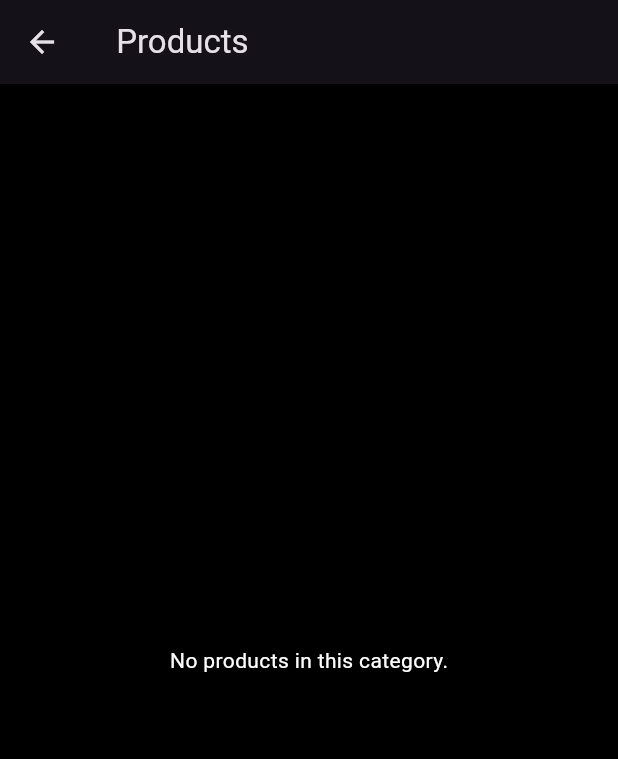
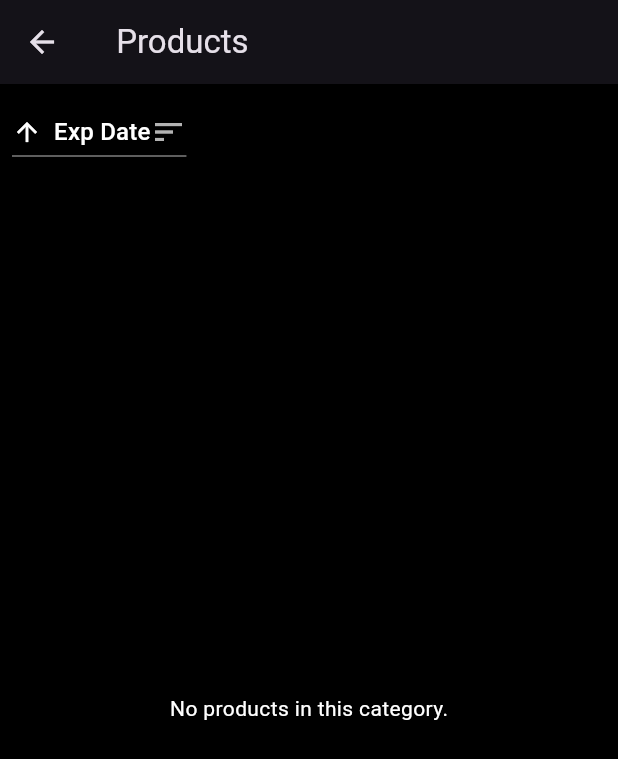
Before and after one commit to Preacher-Goldhand/pantry_mobile, a Flutter app: the CategoryScreen screen opened directly with empty values, on a phone screen of 412 x 824 dp. Shown: the top 759 px of the screen. Run offline on Flutter 3.47's test engine with Material 3 defaults, Android fonts, the phone set to English and light mode, and no system bars; missing offline and left inert: mongo_dart, qr_code_scanner.

Commit message:
Added sorting by expiration date in Category screen

```diff
--- a/lib/screens/category_screen.dart
+++ b/lib/screens/category_screen.dart
@@ -1,5 +1,3 @@
-// CategoryScreen.dart
-
 import 'package:flutter/material.dart';
 import 'package:intl/intl.dart';
 import '../utils/mongo_helper.dart';
@@ -16,11 +14,20 @@ class CategoryScreen extends StatefulWidget {
 
 class _CategoryScreenState extends State<CategoryScreen> {
   late Future<List<Product>> _productsFuture;
+  String _sortOrder = 'Ascending'; // Default sorting order
 
   @override
   void initState() {
     super.initState();
-    _productsFuture = MongoDBHelper.getProductsByCategory(widget.category);
+    _loadProducts();
+  }
+
+  void _loadProducts() {
+    // Load products with the selected sorting option
+    _productsFuture = MongoDBHelper.getProductsByCategory(
+      widget.category,
+      ascending: _sortOrder == 'Ascending', // Ascending if 'Ascending' selected
+    );
   }
 
   @override
@@ -29,7 +36,48 @@ class _CategoryScreenState extends State<CategoryScreen> {
       appBar: AppBar(
         title: Text('${widget.category} Products'),
       ),
-      body: FutureBuilder<List<Product>>(
+      body: Column(
+        crossAxisAlignment: CrossAxisAlignment.start,
+        children: [
+          // Sorting dropdown menu placed below the category title
+          Padding(
+            padding: const EdgeInsets.all(8.0),
+            child: DropdownButton<String>(
+              value: _sortOrder,
+              icon: Icon(Icons.sort),
+              onChanged: (String? newValue) {
+                setState(() {
+                  _sortOrder = newValue!;
+                  _loadProducts();  // Reload products after changing sorting order
+                });
+              },
+              items: [
+                DropdownMenuItem<String>(
+                  value: 'Ascending',
+                  child: Row(
+                    children: [
+                      Icon(Icons.arrow_upward, size: 20),  // Up arrow for Ascending
+                      SizedBox(width: 8),
+                      Text('Exp Date'),  // "Exp Date" with arrow up
+                    ],
+                  ),
+                ),
+                DropdownMenuItem<String>(
+                  value: 'Descending',
+                  child: Row(
+                    children: [
+                      Icon(Icons.arrow_downward, size: 20),  // Down arrow for Descending
+                      SizedBox(width: 8),
+                      Text('Exp Date'),  // "Exp Date" with arrow down
+                    ],
+                  ),
+                ),
+              ],
+            ),
+          ),
+          // Product list displayed below the sorting dropdown
+          Expanded(
+            child: FutureBuilder<List<Product>>(
               future: _productsFuture,
               builder: (context, snapshot) {
                 if (snapshot.connectionState == ConnectionState.waiting) {
@@ -108,6 +156,9 @@ class _CategoryScreenState extends State<CategoryScreen> {
                 }
               },
             ),
+          ),
+        ],
+      ),
     );
   }
 
@@ -121,8 +172,8 @@ class _CategoryScreenState extends State<CategoryScreen> {
             SnackBar(content: Text('Updated quantity to $newQuantityCount')),
           );
           setState(() {
-            // Manually refresh the products list after the update
-            _productsFuture = MongoDBHelper.getProductsByCategory(widget.category);
+            // Refresh the products list after update
+            _loadProducts();
           });
         }).catchError((error) {
           ScaffoldMessenger.of(context).showSnackBar(
@@ -173,7 +224,7 @@ class _CategoryScreenState extends State<CategoryScreen> {
       );
       setState(() {
         // Refresh the list after deletion
-        _productsFuture = MongoDBHelper.getProductsByCategory(widget.category);
+        _loadProducts();
       });
     }).catchError((error) {
       ScaffoldMessenger.of(context).showSnackBar(
@@ -199,7 +250,7 @@ class _CategoryScreenState extends State<CategoryScreen> {
         );
         setState(() {
           // Refresh the products list after updating the date
-          _productsFuture = MongoDBHelper.getProductsByCategory(widget.category);
+          _loadProducts();
         });
       }).catchError((error) {
         ScaffoldMessenger.of(context).showSnackBar(
--- a/lib/utils/mongo_helper.dart
+++ b/lib/utils/mongo_helper.dart
@@ -73,16 +73,37 @@ class MongoDBHelper {
       print('Failed to update expiration date: $e');
     }
   }
-  // Fetch products by category
-  static Future<List<Product>> getProductsByCategory(String category) async {
+
+  // Fetch products by category with optional sorting by expiration date
+  static Future<List<Product>> getProductsByCategory(String category, {bool ascending = true}) async {
     try {
       DbCollection collection = await connect();
-      var products = await collection.find({'category': category}).toList();
-      print(products);
-      print('Fetching products for category: $category');
-      return products.map((map) => Product.fromMap(map)).toList();
+
+      // Fetch products as Stream
+      var cursor = collection.find({'category': category});
+
+      // Convert Stream to List
+      var products = await cursor.toList();
+
+      // Sort by expiration date
+      if (ascending) {
+        products.sort((a, b) {
+          DateTime dateA = DateTime.parse(a['expirationDate'] ?? '1970-01-01');
+          DateTime dateB = DateTime.parse(b['expirationDate'] ?? '1970-01-01');
+          return dateA.compareTo(dateB);
+        });
+      } else {
+        products.sort((a, b) {
+          DateTime dateA = DateTime.parse(a['expirationDate'] ?? '1970-01-01');
+          DateTime dateB = DateTime.parse(b['expirationDate'] ?? '1970-01-01');
+          return dateB.compareTo(dateA);
+        });
+      }
+
+      // Convert fetched documents to Product models
+      return products.map((doc) => Product.fromMap(doc)).toList();
     } catch (e) {
-      print('Failed to fetch products: $e');
+      print("Error fetching products: $e");
       return [];
     }
   }
```
Lines whose indentation alone changed are shown as unchanged.
